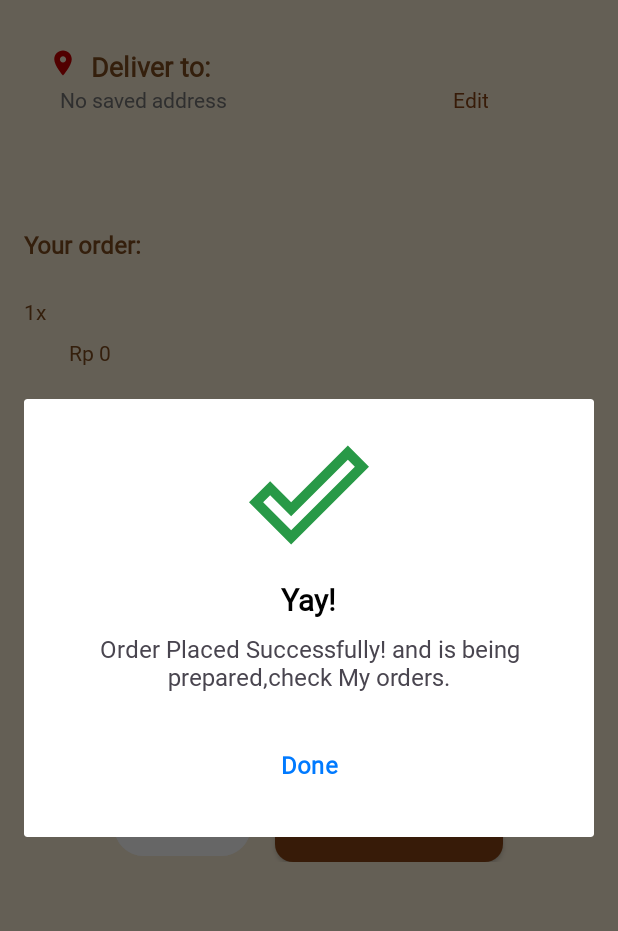
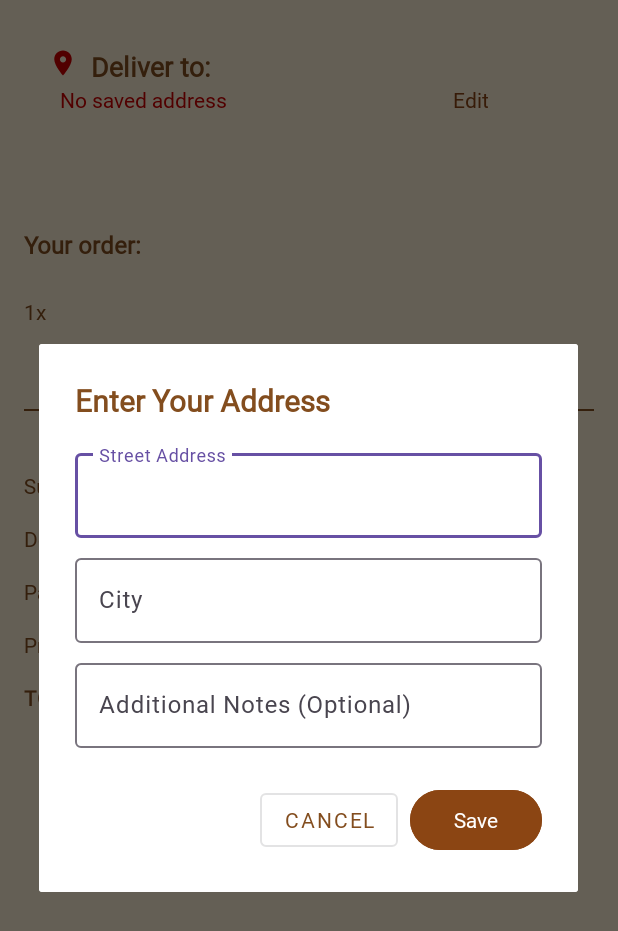
Before and after one commit to AhmedSamy02/BrewBuddy, an Android app built with Jetpack Compose: the fragment PaymentFragment placed in its activity, after a tap on "PLACE ORDER", on a phone screen of 412 x 824 dp. Shown: the top 931 px of the screen. Run offline under Robolectric (Android 15) with nearby library versions, the phone set to English and light mode, and no system bars; our stand-ins replace Dagger/Hilt's generated code, Room's generated code; 1 statement that could not run was skipped.

Commit message:
solve issues

```diff
--- a/app/src/main/java/com/example/brewbuddy/CoffeeAdapter.kt
+++ b/app/src/main/java/com/example/brewbuddy/CoffeeAdapter.kt
@@ -41,10 +41,8 @@ class CoffeeAdapter(
             .transition(withCrossFade(300))
             .into(holder.coffeeImage)
 
-        // Set click listener for the entire item
         holder.itemView.setOnClickListener { onClick(coffee) }
 
-        // Optional: Set click listener for the add button
         holder.addButton.setOnClickListener { onClick(coffee) }
     }
 
--- a/app/src/main/java/com/example/brewbuddy/MainActivity.kt
+++ b/app/src/main/java/com/example/brewbuddy/MainActivity.kt
@@ -12,12 +12,10 @@ class MainActivity : AppCompatActivity() {
     override fun onCreate(savedInstanceState: Bundle?) {
         super.onCreate(savedInstanceState)
 
-        // Enable edge-to-edge display
         WindowCompat.setDecorFitsSystemWindows(window, false)
 
         setContentView(R.layout.activity_main)
 
-        // Handle window insets for the main container
         val mainContainer = findViewById<androidx.fragment.app.FragmentContainerView>(R.id.main)
         ViewCompat.setOnApplyWindowInsetsListener(mainContainer) { view, insets ->
             val systemBars = insets.getInsets(WindowInsetsCompat.Type.systemBars())
--- a/app/src/main/java/com/example/brewbuddy/data/local/AddressPreferences.kt
+++ b/app/src/main/java/com/example/brewbuddy/data/local/AddressPreferences.kt
@@ -41,7 +41,7 @@ class AddressPreferences @Inject constructor(
             Address(
                 streetAddress = sharedPreferences.getString(KEY_STREET_ADDRESS, "") ?: "",
                 city = sharedPreferences.getString(KEY_CITY, "") ?: "",
-                postalCode = "", // No longer used but keeping for compatibility
+                postalCode = "",
                 notes = sharedPreferences.getString(KEY_NOTES, "") ?: ""
             )
         } else {
@@ -72,7 +72,6 @@ class AddressPreferences @Inject constructor(
                 if (address.city.isNotEmpty()) {
                     append(", ${address.city}")
                 }
-                // Postal code no longer used
             }
         } else {
             "No saved address"
--- a/app/src/main/java/com/example/brewbuddy/data/local/database/entities/CoffeeEntity.kt
+++ b/app/src/main/java/com/example/brewbuddy/data/local/database/entities/CoffeeEntity.kt
@@ -10,8 +10,8 @@ data class CoffeeEntity(
     val title: String,
     val description: String,
     val imageUrl: String,
-    val ingredients: String, // comma separated
+    val ingredients: String,
     val price: Double,
-    val category: String, // "HOT" or "COLD"
+    val category: String,
     val isFavorite: Boolean = false
 )
--- a/app/src/main/java/com/example/brewbuddy/data/remote/api/CoffeeApiModel.kt
+++ b/app/src/main/java/com/example/brewbuddy/data/remote/api/CoffeeApiModel.kt
@@ -8,5 +8,5 @@ data class CoffeeApiModel(
     val image: String
 ) {
     val price: Double
-        get() = (3 + (id % 5)) + 0.99  // Consistent price based on coffee ID
+        get() = (3 + (id % 5)) + 0.99
 }
--- a/app/src/main/java/com/example/brewbuddy/presentation/screens/Welcome/WelcomeFragment.kt
+++ b/app/src/main/java/com/example/brewbuddy/presentation/screens/Welcome/WelcomeFragment.kt
@@ -30,16 +30,12 @@ class WelcomeFragment : Fragment() {
         super.onViewCreated(view, savedInstanceState)
 
         lifecycleScope.launch {
-            // Show welcome screen for a few milliseconds
             delay(2000) // 2 seconds - you can adjust this
 
-            // Check if user has already saved their name
             val savedName = viewModel.userName.value
             if (!savedName.isNullOrBlank()) {
-                // Navigate to main screen if name exists
                 findNavController().navigate(R.id.toMainFragment)
             } else {
-                // Navigate to enter name screen if no name saved
                 findNavController().navigate(R.id.toEnterNameFragment)
             }
         }
--- a/app/src/main/java/com/example/brewbuddy/presentation/screens/entername/EnterNameFragment.kt
+++ b/app/src/main/java/com/example/brewbuddy/presentation/screens/entername/EnterNameFragment.kt
@@ -55,6 +55,9 @@ class EnterNameFragment : Fragment() {
         val enterNameEditText = view.findViewById<EditText>(R.id.enterNameEditText)
         val saveNameButton = view.findViewById<Button>(R.id.saveNameButton)
 
+        // Clear the edit text when fragment is created (useful after logout)
+        enterNameEditText.text.clear()
+
 
         saveNameButton.setOnClickListener {
             val name = enterNameEditText.text.toString().trim()
@@ -64,7 +67,6 @@ class EnterNameFragment : Fragment() {
                     .show()
             } else {
                 viewModel.saveName(name)
-               // findNavController().navigate(R.id.toMainFragment)
             }
         }
 
--- a/app/src/main/java/com/example/brewbuddy/presentation/screens/favorites/FavoritesFragment.kt
+++ b/app/src/main/java/com/example/brewbuddy/presentation/screens/favorites/FavoritesFragment.kt
@@ -77,7 +77,6 @@ class FavoritesFragment : Fragment() {
         _binding = null
     }
 
-    // Adapter using ViewBinding
     private inner class FavoritesAdapter(
         private val onDelete: (Favorite) -> Unit
     ) : androidx.recyclerview.widget.ListAdapter<Favorite, FavoritesAdapter.FavViewHolder>(
--- a/app/src/main/java/com/example/brewbuddy/presentation/screens/order/recycleview/Adabter.kt
+++ b/app/src/main/java/com/example/brewbuddy/presentation/screens/order/recycleview/Adabter.kt
@@ -24,7 +24,6 @@ class Adapter(private var list: List<OrderHistory>) : RecyclerView.Adapter<Adapt
         var expandedLayout: View = view.findViewById(R.id.expandedLayout)
         var cardView: MaterialCardView = view.findViewById(R.id.cardView)
 
-        // Invoice details TextViews
         var totalPrice: TextView = view.findViewById(R.id.totalPrice_tv)
         var promo: TextView = view.findViewById(R.id.promo_tv)
         var deliveryFee: TextView = view.findViewById(R.id.deliveryFee_tv)
@@ -46,7 +45,7 @@ class Adapter(private var list: List<OrderHistory>) : RecyclerView.Adapter<Adapt
         holder.orderName.text = item.title
         holder.date.text = item.date
 
-        holder.totalPrice.text = "${item.totalPrice} RP"
+        holder.totalPrice.text = " ${String.format("%.3f", item.totalPrice)} RP"
         holder.promo.text = "-${item.promo} RP"
         holder.deliveryFee.text = "${item.deliveryFee} RP"
         holder.packagingFee.text = "${item.packagingFee} RP"
@@ -58,7 +57,6 @@ class Adapter(private var list: List<OrderHistory>) : RecyclerView.Adapter<Adapt
             .error(R.drawable.sample)
             .into(holder.imageView)
 
-        // Handle expand/collapse
         val isExpanded = position == expandedPosition
         holder.expandedLayout.visibility = if (isExpanded) View.VISIBLE else View.GONE
         holder.detailsText.text = if (isExpanded) context.getString(R.string.hide_details)
@@ -71,7 +69,6 @@ class Adapter(private var list: List<OrderHistory>) : RecyclerView.Adapter<Adapt
             notifyItemChanged(position)
         }
 
-        // Optional: Add click listener to the entire card
         holder.cardView.setOnClickListener {
             val previousExpanded = expandedPosition
             expandedPosition = if (isExpanded) -1 else position
--- a/app/src/main/java/com/example/brewbuddy/presentation/screens/payment/PaymentFragment.kt
+++ b/app/src/main/java/com/example/brewbuddy/presentation/screens/payment/PaymentFragment.kt
@@ -67,6 +67,20 @@ class PaymentFragment : Fragment() {
         }
 
         binding.btnPlaceOrder.setOnClickListener {
+            // Check if address is entered before allowing order
+            if (!viewModel.hasAddress()) {
+                // Show message that address is required
+                android.widget.Toast.makeText(
+                    requireContext(),
+                    "Please add a delivery address before placing your order",
+                    android.widget.Toast.LENGTH_LONG
+                ).show()
+                // Optionally open address dialog
+                showAddressDialog()
+                return@setOnClickListener
+            }
+
+            // Proceed with existing order logic (unchanged)
             viewModel.placeOrder()
             showSuccessDialog()
         }
@@ -112,6 +126,15 @@ class PaymentFragment : Fragment() {
 
         binding.tvNoAddress.text = state.deliveryAddress
 
+        // Visual indication when no address is set (without affecting database operations)
+        if (!viewModel.hasAddress()) {
+            binding.tvNoAddress.setTextColor(resources.getColor(android.R.color.holo_red_dark, null))
+            binding.btnPlaceOrder.alpha = 0.6f // Make button appear disabled
+        } else {
+            binding.tvNoAddress.setTextColor(resources.getColor(android.R.color.black, null))
+            binding.btnPlaceOrder.alpha = 1.0f // Make button appear enabled
+        }
+
         if (state.orderPlaced) {
             findNavController().navigateUp()
         }
@@ -144,6 +167,8 @@ class PaymentFragment : Fragment() {
 
             if (streetAddress.isNotEmpty() && city.isNotEmpty()) {
                 viewModel.saveAddress(streetAddress, city,  notes)
+                // Refresh UI to update address display and button state
+                updateUI(viewModel.uiState.value)
                 dialog.dismiss()
             } else {
                 if (streetAddress.isEmpty()) {
--- a/app/src/main/java/com/example/brewbuddy/presentation/viewmodel/CoffeeViewModel.kt
+++ b/app/src/main/java/com/example/brewbuddy/presentation/viewmodel/CoffeeViewModel.kt
@@ -21,13 +21,11 @@ class CoffeeViewModel @Inject constructor(
     private var currentSearch: String = ""
 
     init {
-        // Try fetching coffees at startup
         viewModelScope.launch {
             repository.fetchHotCoffees()
             repository.fetchColdCoffees()
         }
 
-        // Always observe cached coffees
         viewModelScope.launch {
             repository.getCachedCoffees().collect { list ->
                 _coffeeList.value = applyFilters(list)
--- a/app/src/main/java/com/example/brewbuddy/presentation/viewmodel/DetailsViewModel.kt
+++ b/app/src/main/java/com/example/brewbuddy/presentation/viewmodel/DetailsViewModel.kt
@@ -40,11 +40,9 @@ class DetailsViewModel @Inject constructor(
             viewModelScope.launch {
                 try {
                     if (currentFavoriteState) {
-                        // Remove from favorites
                         favoritesRepository.removeFavorite(coffee.id)
                         _uiState.value = _uiState.value.copy(isFavorite = false)
                     } else {
-                        // Add to favorites
                         val favorite = Favorite(
                             id = coffee.id,
                             name = coffee.title,
--- a/app/src/main/java/com/example/brewbuddy/presentation/viewmodel/FavoriteViewModel.kt
+++ b/app/src/main/java/com/example/brewbuddy/presentation/viewmodel/FavoriteViewModel.kt
@@ -34,7 +34,6 @@ class FavoriteViewModel @Inject constructor(
     private val _uiState = MutableStateFlow(FavoriteUiState())
     val uiState: StateFlow<FavoriteUiState> = _uiState.asStateFlow()
 
-    // Expose all favorites as StateFlow
     val favorites: StateFlow<List<Favorite>> = getFavoritesUseCase()
         .onStart {
             _uiState.value = _uiState.value.copy(isLoading = true)
--- a/app/src/main/res/navigation/nav_graph.xml
+++ b/app/src/main/res/navigation/nav_graph.xml
@@ -25,7 +25,9 @@
         tools:layout="@layout/entername_screen" >
         <action
             android:id="@+id/toMainFragment"
-            app:destination="@id/mainFragment" />
+            app:destination="@id/mainFragment"
+            app:popUpTo="@id/nav_graph"
+            app:popUpToInclusive="true" />
     </fragment>
 
     <fragment
@@ -51,7 +53,9 @@
             app:destination="@id/detailsFragment" />
         <action
             android:id="@+id/toEnterNameFragment"
-            app:destination="@id/enterNameFragment" />
+            app:destination="@id/enterNameFragment"
+            app:popUpTo="@id/nav_graph"
+            app:popUpToInclusive="true" />
     </fragment>
 
 
```
Also changed, not shown: app/src/main/java/com/example/brewbuddy/presentation/screens/MainFragment.kt (+3 -19 lines), app/src/main/java/com/example/brewbuddy/presentation/screens/details_screen/DetailsFragment.kt (+0 -9 lines), app/src/main/java/com/example/brewbuddy/presentation/screens/menu/DrinkMenuFragment.kt (+1 -6 lines), 1 other file.
